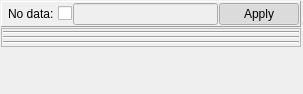
This is Code/Common/Gui/mvdColorDynamicsWidget.ui in orfeotoolbox/OTB as Qt 5 draws it before an edit. The edited form follows.
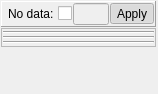
This is the edited form. Custom widgets are drawn as their Qt base class.

Commit message: ENH: Reduced color-setup and color-dynamics layouts.

```diff
--- a/Code/Common/Gui/mvdColorDynamicsWidget.ui
+++ b/Code/Common/Gui/mvdColorDynamicsWidget.ui
@@ -6,10 +6,16 @@
    <rect>
     <x>0</x>
     <y>0</y>
-    <width>303</width>
+    <width>158</width>
     <height>94</height>
    </rect>
   </property>
+  <property name="sizePolicy">
+   <sizepolicy hsizetype="Maximum" vsizetype="Maximum">
+    <horstretch>0</horstretch>
+    <verstretch>0</verstretch>
+   </sizepolicy>
+  </property>
   <property name="windowTitle">
    <string>Form</string>
   </property>
@@ -17,6 +23,9 @@
    <locale language="C" country="AnyCountry"/>
   </property>
   <layout class="QGridLayout" name="gridLayout">
+   <property name="sizeConstraint">
+    <enum>QLayout::SetMaximumSize</enum>
+   </property>
    <property name="margin">
     <number>1</number>
    </property>
@@ -25,6 +34,12 @@
    </property>
    <item row="0" column="0">
     <widget class="QFrame" name="noDataFrame">
+     <property name="sizePolicy">
+      <sizepolicy hsizetype="Preferred" vsizetype="Preferred">
+       <horstretch>0</horstretch>
+       <verstretch>0</verstretch>
+      </sizepolicy>
+     </property>
      <property name="frameShape">
       <enum>QFrame::Panel</enum>
      </property>
@@ -35,6 +50,9 @@
       <property name="spacing">
        <number>1</number>
       </property>
+      <property name="sizeConstraint">
+       <enum>QLayout::SetDefaultConstraint</enum>
+      </property>
       <property name="leftMargin">
        <number>6</number>
       </property>
@@ -73,7 +91,7 @@
          <bool>false</bool>
         </property>
         <property name="sizePolicy">
-         <sizepolicy hsizetype="MinimumExpanding" vsizetype="Fixed">
+         <sizepolicy hsizetype="Maximum" vsizetype="Fixed">
           <horstretch>0</horstretch>
           <verstretch>0</verstretch>
          </sizepolicy>
@@ -81,7 +99,7 @@
        </widget>
       </item>
       <item>
-       <widget class="QPushButton" name="noDataButton">
+       <widget class="QToolButton" name="noDataButton">
         <property name="enabled">
          <bool>true</bool>
         </property>
@@ -94,9 +112,6 @@
         <property name="checked">
          <bool>true</bool>
         </property>
-        <property name="flat">
-         <bool>false</bool>
-        </property>
        </widget>
       </item>
      </layout>
@@ -104,6 +119,12 @@
    </item>
    <item row="1" column="0">
     <widget class="QFrame" name="colorFrame">
+     <property name="sizePolicy">
+      <sizepolicy hsizetype="Preferred" vsizetype="Preferred">
+       <horstretch>0</horstretch>
+       <verstretch>0</verstretch>
+      </sizepolicy>
+     </property>
      <property name="frameShape">
       <enum>QFrame::StyledPanel</enum>
      </property>
@@ -114,6 +135,9 @@
       <property name="spacing">
        <number>1</number>
       </property>
+      <property name="sizeConstraint">
+       <enum>QLayout::SetDefaultConstraint</enum>
+      </property>
       <property name="margin">
        <number>1</number>
       </property>
```
Left out of the diff: 24 changed lines with no effect on the pictures. The commit also changes 6 other files.
